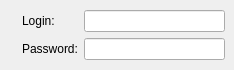
Qt form wengophone/src/presentation/qt/imaccount/GoogleTalkSettings.ui (tkrotoff/WengoPhone) before a commit.
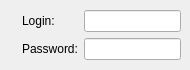
The same form after that commit. Icons and pictures are not drawn.

The edit to the form file:
```diff
--- a/wengophone/src/presentation/qt/imaccount/GoogleTalkSettings.ui
+++ b/wengophone/src/presentation/qt/imaccount/GoogleTalkSettings.ui
@@ -8,7 +8,7 @@
    <rect>
     <x>0</x>
     <y>0</y>
-    <width>234</width>
+    <width>190</width>
     <height>70</height>
    </rect>
   </property>
```
